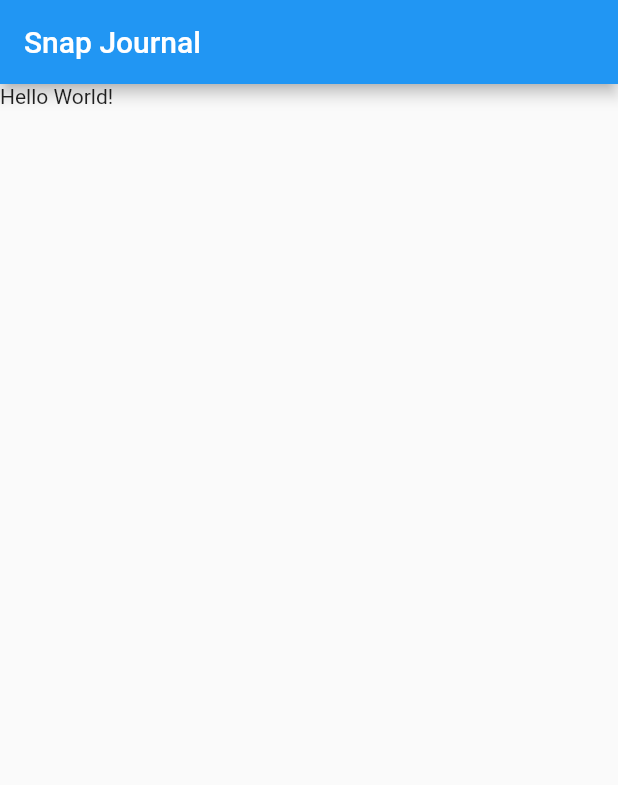
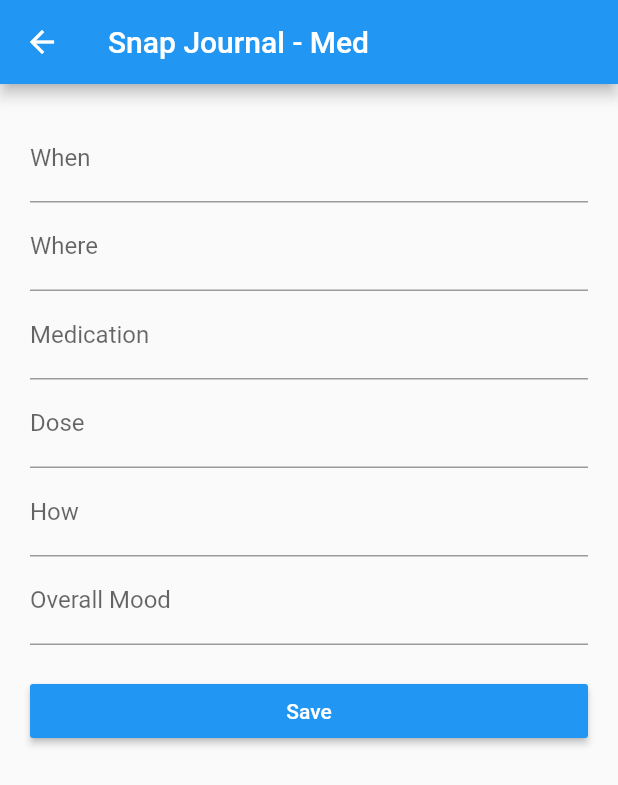
Before and after one commit to ClairOne/snap-journal, a Flutter app: the screen it shows after launch, after a tap on the "local hospital" icon, on a phone screen of 412 x 824 dp. Shown: the top 785 px of the screen. Run offline on Flutter 3.47's test engine with Material 2 defaults, Android fonts, the phone set to English and light mode, and no system bars.

Commit message:
labels and SJLevel to SJOverallMood switch

```diff
--- a/lib/pages/SJMed.dart
+++ b/lib/pages/SJMed.dart
@@ -1,24 +1,145 @@
 import 'package:flutter/material.dart';
 
-class SJMed extends StatelessWidget {
+class SJMed extends StatefulWidget {
+  @override
+  State<StatefulWidget> createState() => new _SJMedState();
+}
+
+class _SJMedData {
+  String SJWhen = '';
+  String SJWhere = '';
+
+  String SJMedication = '';
+  String SJDose = '';
+  String SJHow = '';
+  String SJOverallMood = '';
+}
+
+class _SJMedState extends State<SJMed> {
+  final GlobalKey<FormState> _formKey = new GlobalKey<FormState>();
+  _SJMedData _data = new _SJMedData();
+
+  void submit() {
+    // First validate form.
+    if (this._formKey.currentState.validate()) {
+      _formKey.currentState.save(); // Save our form now.
+
+      print('Printing the Mood Event.');
+      print('SJWhen: ${_data.SJWhen}');
+      print('SJWhere: ${_data.SJWhere}');
+      print('SJMedication: ${_data.SJMedication}');
+      print('SJDose: ${_data.SJDose}');
+      print('SJHow: ${_data.SJHow}');
+      print('SJOverallMood: ${_data.SJOverallMood}');
+    }
+  }
+
   @override
   Widget build(BuildContext context) {
-    final title = 'Snap Journal';
+    final Size screenSize = MediaQuery.of(context).size;
 
-    return MaterialApp(
-      title: title,
-      home: Scaffold(
-        appBar: AppBar(
-          title: Text(title),
-        ),
-        body: GridView.count(
-          // Create a grid with 2 columns. If you change the scrollDirection to
-          // horizontal, this would produce 2 rows.
-          crossAxisCount: 2,
-          children: [
-            new Text('Hello World!'),
-          ],
-        ),
+    return new Scaffold(
+      appBar: new AppBar(
+        title: new Text('Snap Journal - Med'),
+      ),
+      body: new Container(
+        padding: new EdgeInsets.all(20.0),
+        child: new Form(
+          key: this._formKey,
+          child: new ListView(
+            children: <Widget>[
+              /* SJWhen */
+              new TextFormField(
+                keyboardType: TextInputType.datetime, // @TODO SJWhen: use a date time picker
+                decoration: new InputDecoration(
+                  hintText: 'YYYY-MM-DD H:i',
+                  labelText: 'When'
+                ),
+                // validator: this._validateEmail,
+                onSaved: (String value) {
+                  this._data.SJWhen = value;
+                }
+              ),
+              /* SJWhere */
+              new TextFormField(
+                keyboardType: TextInputType.text, // @TODO SJWhere: use geo location
+                decoration: new InputDecoration(
+                  hintText: 'Where did it happen?',
+                  labelText: 'Where'
+                ),
+                // validator: this._validateEmail,
+                onSaved: (String value) {
+                  this._data.SJWhere = value;
+                }
+              ),
+              /* SJMedication */
+              new TextFormField(
+                keyboardType: TextInputType.text, // @TODO SJMedication: use a lookahead
+                decoration: new InputDecoration(
+                  hintText: 'What medication did you take',
+                  labelText: 'Medication'
+                ),
+                // validator: this._validateEmail,
+                onSaved: (String value) {
+                  this._data.SJMedication = value;
+                }
+              ),
+              /* SJDose */
+              new TextFormField(
+                keyboardType: TextInputType.text, // @TODO SJDose: add inline tags
+                decoration: new InputDecoration(
+                  hintText: 'How much did you take',
+                  labelText: 'Dose'
+                ),
+                // validator: this._validateEmail,
+                onSaved: (String value) {
+                  this._data.SJDose = value;
+                }
+              ),
+              /* SJHow */
+              new TextFormField(
+                keyboardType: TextInputType.text, // @TODO SJHow: look ahead on common emotions
+                decoration: new InputDecoration(
+                  hintText: 'How did it make you feel?',
+                  labelText: 'How'
+                ),
+                // validator: this._validateEmail,
+                onSaved: (String value) {
+                  this._data.SJHow = value;
+                }
+              ),
+              /* SJOverallMood */
+              new TextFormField(
+                keyboardType: TextInputType.number, // @TODO SJOverallMood: convert to 1-5 selector
+                decoration: new InputDecoration(
+                  hintText: '1-5 1=bad 3=average 5=awesome',
+                  labelText: 'Overall Mood'
+                ),
+                // validator: this._validateEmail,
+                onSaved: (String value) {
+                  this._data.SJOverallMood = value;
+                }
+              ),
+
+              new Container(
+                width: screenSize.width,
+                child: new RaisedButton(
+                  child: new Text(
+                    'Save',
+                    style: new TextStyle(
+                      color: Colors.white
+                    ),
+                  ),
+                  onPressed: this.submit,
+                  color: Colors.blue,
+                ),
+                margin: new EdgeInsets.only(
+                  top: 20.0
+                ),
+              )
+            ],
+          ),
+        )
       ),
     );
   }
```
Also changed, not shown: lib/pages/SJExercise.dart (+15 -16 lines), lib/pages/SJFood.dart (+50 -66 lines), lib/pages/SJMood.dart (+32 -47 lines).
